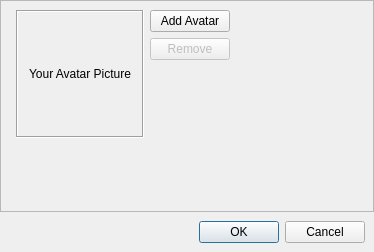
Old version of the form retroshare-gui/src/gui/common/AvatarDialog.ui in the repository RetroShare/RetroShare.
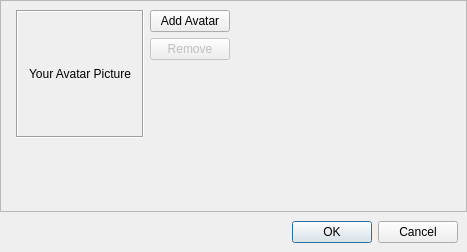
New version of the form. Custom widgets are drawn as their Qt base class.

Patch:
```diff
--- a/retroshare-gui/src/gui/common/AvatarDialog.ui
+++ b/retroshare-gui/src/gui/common/AvatarDialog.ui
@@ -6,7 +6,7 @@
    <rect>
     <x>0</x>
     <y>0</y>
-    <width>374</width>
+    <width>467</width>
     <height>252</height>
    </rect>
   </property>
```
Left out of the diff: 26 changed lines with no effect on the pictures.
